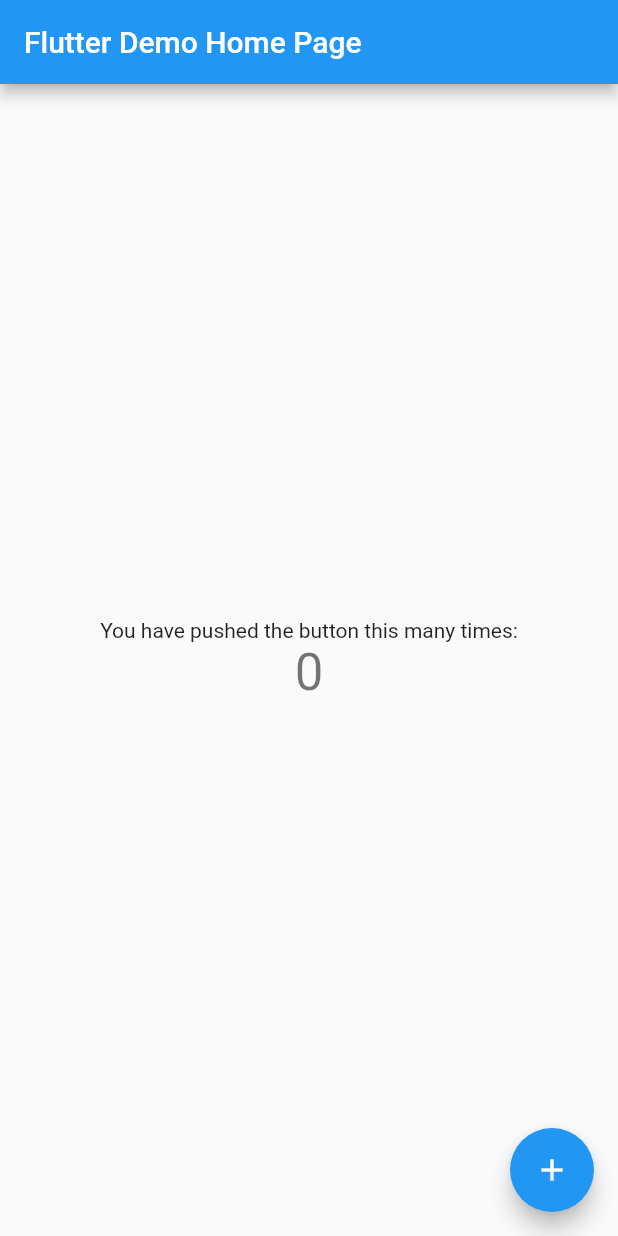
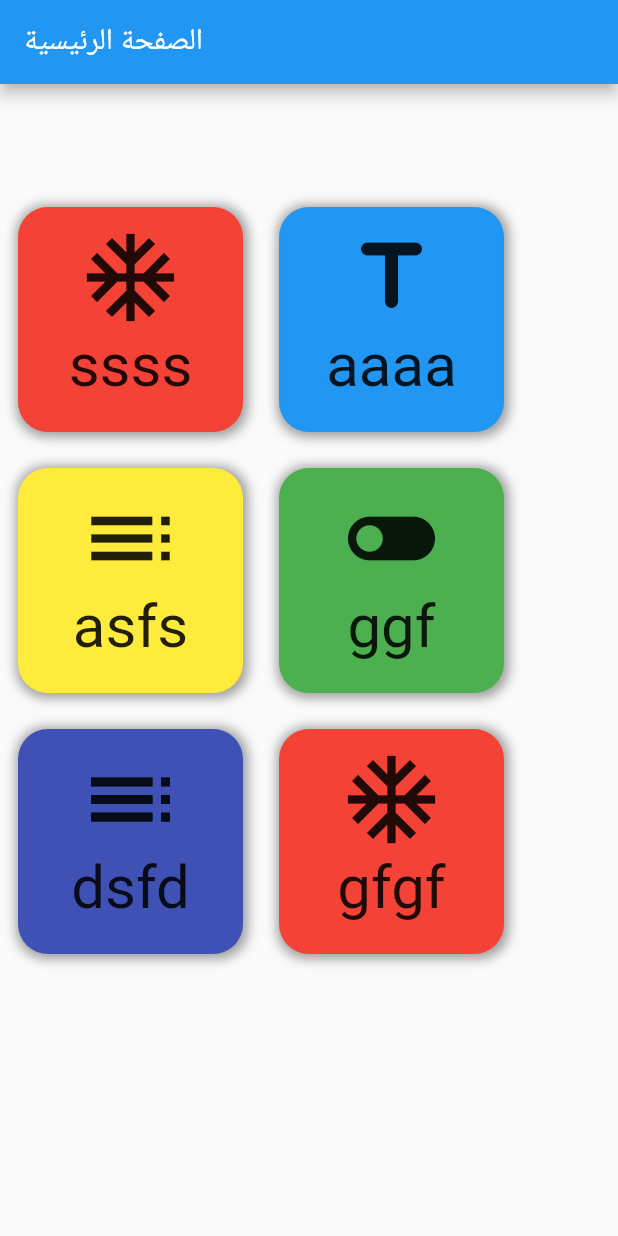
Before and after one commit to ajnaf/flutter_course, a Flutter app: the screen it shows after launch, on a phone screen of 412 x 824 dp. Run offline on Flutter 3.47's test engine with Material 2 defaults, Android fonts, the phone set to English and light mode, and no system bars.

Commit message:
first-lesson

```diff
--- /dev/null
+++ b/lib/home_page.dart
@@ -0,0 +1,116 @@
+import 'package:flutter/material.dart';
+
+class DataModel {
+  final IconData icon;
+  final String title;
+  final Color color;
+
+  DataModel({
+    this.icon,
+    this.title,
+    this.color = Colors.indigo,
+  });
+}
+
+class HomePage extends StatefulWidget {
+  final String titlePage;
+
+  HomePage({Key key, this.titlePage}) : super(key: key);
+
+  @override
+  _HomePageState createState() => _HomePageState();
+}
+
+class _HomePageState extends State<HomePage> {
+  String text = '';
+
+  final List<DataModel> data = [
+    DataModel(icon: Icons.ac_unit_outlined, title: 'ssss', color: Colors.red),
+    DataModel(icon: Icons.title_rounded, title: 'aaaa', color: Colors.blue),
+    DataModel(icon: Icons.toc_outlined, title: 'asfs', color: Colors.yellow),
+    DataModel(icon: Icons.toggle_off, title: 'ggf', color: Colors.green),
+    DataModel(
+      icon: Icons.toc_sharp,
+      title: 'dsfd',
+    ),
+    DataModel(icon: Icons.ac_unit_outlined, title: 'gfgf', color: Colors.red),
+  ];
+
+  @override
+  Widget build(BuildContext context) {
+    return Scaffold(
+      appBar: AppBar(
+        title: Text(widget.titlePage),
+      ),
+      body: SingleChildScrollView(
+        child: Column(
+          children: [
+            Text(
+              text,
+              style: TextStyle(fontSize: 60),
+            ),
+            Wrap(
+              direction: Axis.horizontal,
+              children: [
+                for (DataModel d in data)
+                  InkWell(
+                    onTap: () {
+                      setState(() {
+                        text = d.title;
+                        print(d.title);
+                      });
+                    },
+                    child: CustomContainer(
+                      d: d,
+                      title: d.title,
+                      icon: d.icon,
+                    ),
+                  ),
+              ],
+            ),
+          ],
+        ),
+      ),
+    );
+  }
+}
+
+class CustomContainer extends StatelessWidget {
+  final DataModel d;
+  final String title;
+  final IconData icon;
+  const CustomContainer({Key key, this.d, this.title, this.icon})
+      : super(key: key);
+  @override
+  Widget build(BuildContext context) {
+    return Container(
+      height: 150,
+      width: 150,
+      padding: EdgeInsets.all(12),
+      margin: EdgeInsets.all(12),
+      decoration: BoxDecoration(
+          borderRadius: BorderRadius.circular(20),
+          // border: Border.all(color: Colors.black, width: 4),
+          color: d.color,
+          boxShadow: [
+            BoxShadow(
+                offset: Offset(1, 1),
+                blurRadius: 6,
+                spreadRadius: 2,
+                color: Colors.grey)
+          ]),
+      child: Column(
+        children: [
+          Icon(
+            icon,
+            size: 70,
+          ),
+          Text(
+            d.title,
+            style: TextStyle(fontSize: 40),
+          ),
+        ],
+      ),
+    );
+  }
+}
--- a/lib/main.dart
+++ b/lib/main.dart
@@ -1,113 +1,19 @@
 import 'package:flutter/material.dart';
+import 'package:flutter_course/home_page.dart';
 
 void main() {
   runApp(MyApp());
 }
 
 class MyApp extends StatelessWidget {
-  // This widget is the root of your application.
   @override
   Widget build(BuildContext context) {
     return MaterialApp(
-      title: 'Flutter Demo',
+      title: 'الشركة العامة للكهرباء',
       theme: ThemeData(
-        // This is the theme of your application.
-        //
-        // Try running your application with "flutter run". You'll see the
-        // application has a blue toolbar. Then, without quitting the app, try
-        // changing the primarySwatch below to Colors.green and then invoke
-        // "hot reload" (press "r" in the console where you ran "flutter run",
-        // or simply save your changes to "hot reload" in a Flutter IDE).
-        // Notice that the counter didn't reset back to zero; the application
-        // is not restarted.
         primarySwatch: Colors.blue,
       ),
-      home: MyHomePage(title: 'Flutter Demo Home Page'),
+      home: HomePage(titlePage: 'الصفحة الرئيسية'),
     );
   }
 }
-
-class MyHomePage extends StatefulWidget {
-  MyHomePage({Key key, this.title}) : super(key: key);
-
-  // This widget is the home page of your application. It is stateful, meaning
-  // that it has a State object (defined below) that contains fields that affect
-  // how it looks.
-
-  // This class is the configuration for the state. It holds the values (in this
-  // case the title) provided by the parent (in this case the App widget) and
-  // used by the build method of the State. Fields in a Widget subclass are
-  // always marked "final".
-
-  final String title;
-
-  @override
-  _MyHomePageState createState() => _MyHomePageState();
-}
-
-class _MyHomePageState extends State<MyHomePage> {
-  int _counter = 0;
-
-  void _incrementCounter() {
-    setState(() {
-      // This call to setState tells the Flutter framework that something has
-      // changed in this State, which causes it to rerun the build method below
-      // so that the display can reflect the updated values. If we changed
-      // _counter without calling setState(), then the build method would not be
-      // called again, and so nothing would appear to happen.
-      _counter++;
-    });
-  }
-
-  @override
-  Widget build(BuildContext context) {
-    // This method is rerun every time setState is called, for instance as done
-    // by the _incrementCounter method above.
-    //
-    // The Flutter framework has been optimized to make rerunning build methods
-    // fast, so that you can just rebuild anything that needs updating rather
-    // than having to individually change instances of widgets.
-    return Scaffold(
-      appBar: AppBar(
-        // Here we take the value from the MyHomePage object that was created by
-        // the App.build method, and use it to set our appbar title.
-        title: Text(widget.title),
-      ),
-      body: Center(
-        // Center is a layout widget. It takes a single child and positions it
-        // in the middle of the parent.
-        child: Column(
-          // Column is also a layout widget. It takes a list of children and
-          // arranges them vertically. By default, it sizes itself to fit its
-          // children horizontally, and tries to be as tall as its parent.
-          //
-          // Invoke "debug painting" (press "p" in the console, choose the
-          // "Toggle Debug Paint" action from the Flutter Inspector in Android
-          // Studio, or the "Toggle Debug Paint" command in Visual Studio Code)
-          // to see the wireframe for each widget.
-          //
-          // Column has various properties to control how it sizes itself and
-          // how it positions its children. Here we use mainAxisAlignment to
-          // center the children vertically; the main axis here is the vertical
-          // axis because Columns are vertical (the cross axis would be
-          // horizontal).
-          mainAxisAlignment: MainAxisAlignment.center,
-          children: <Widget>[
-            Text(
-              'You have pushed the button this many times:',
-            ),
-            Text(
-              '$_counter',
-              style: Theme.of(context).textTheme.headline4,
-            ),
-          ],
-        ),
-      ),
-      floatingActionButton: FloatingActionButton(
-        onPressed: _incrementCounter,
-        tooltip: 'Increment',
-        child: Icon(Icons.add),
-      ), // This trailing comma makes auto-formatting nicer for build methods.
-    );
-  }
-}
```
